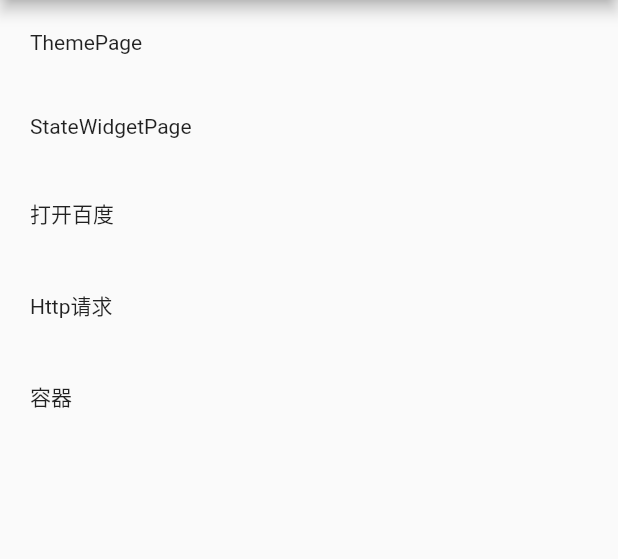
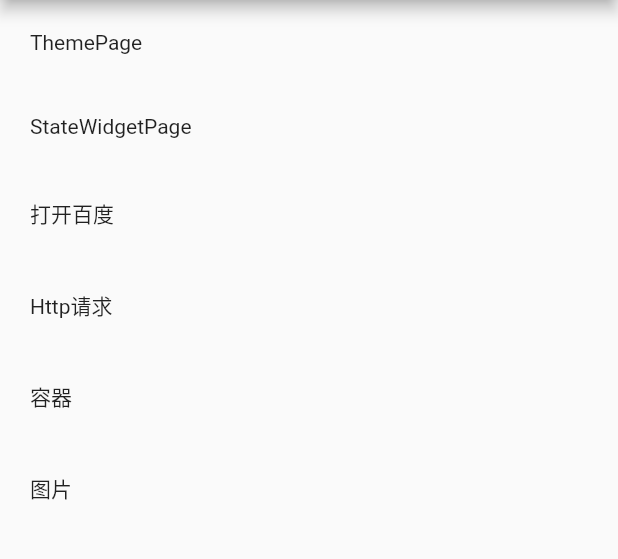
Before and after one commit to haoyd/FlutterSample, a Flutter app: the screen it shows after launch, on a phone screen of 412 x 824 dp, the part 84-643 px from its top. Run offline on Flutter 3.47's test engine with Material 2 defaults, Android fonts, the phone set to English and light mode, and no system bars.

Commit message:
图片组件

```diff
--- a/lib/main.dart
+++ b/lib/main.dart
@@ -3,6 +3,7 @@ import 'package:url_launcher/url_launcher.dart';
 
 import 'controller/ContainerPage.dart';
 import 'controller/HttpPage.dart';
+import 'controller/ImagePage.dart';
 import 'controller/StateWidgetPage.dart';
 import 'controller/ThemePage.dart';
 
@@ -24,6 +25,7 @@ class MyApp extends StatelessWidget {
         'StateWidgetPage': (BuildContext context) => new StateWidgetPage(),
         'HttpPage': (BuildContext context) => new HttpPage(),
         'ContainerPage': (BuildContext context) => new ContainerPage(),
+        'ImagePage': (BuildContext context) => new ImagePage(),
       },
     );
   }
@@ -73,6 +75,9 @@ class _SampleAppPageState extends State<SampleAppPage> {
       Navigator.of(context).pushNamed('ContainerPage');
     }));
 
+    widgets.add(_getListItem("图片", () {
+      Navigator.of(context).pushNamed('ImagePage');
+    }));
 
 
     return widgets;
```
Also changed, not shown: lib/controller/ImagePage.dart (added, +24 -0 lines).
